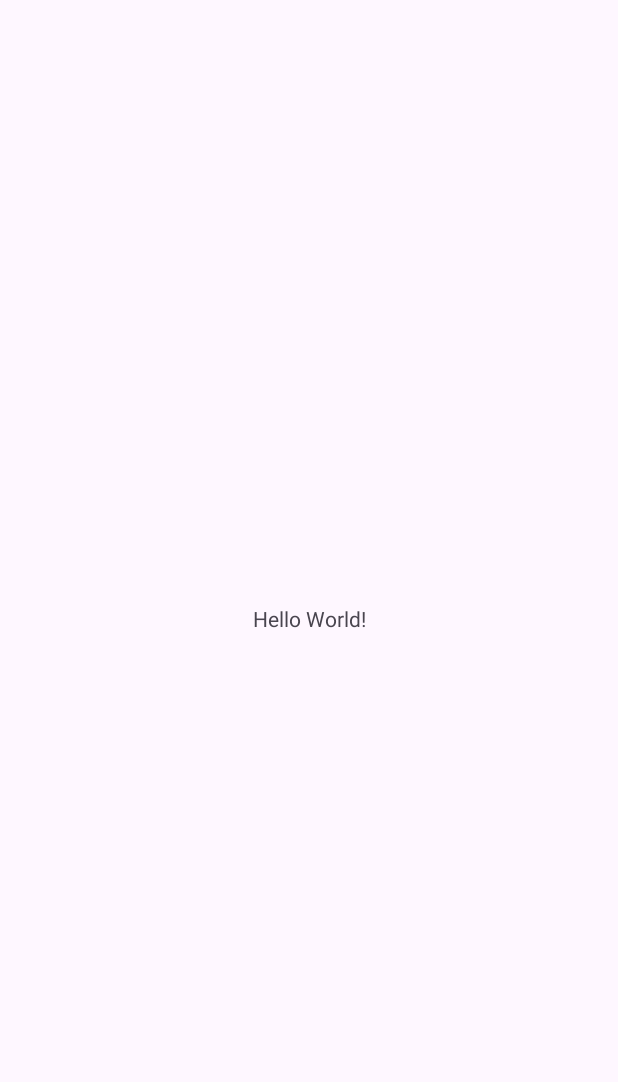
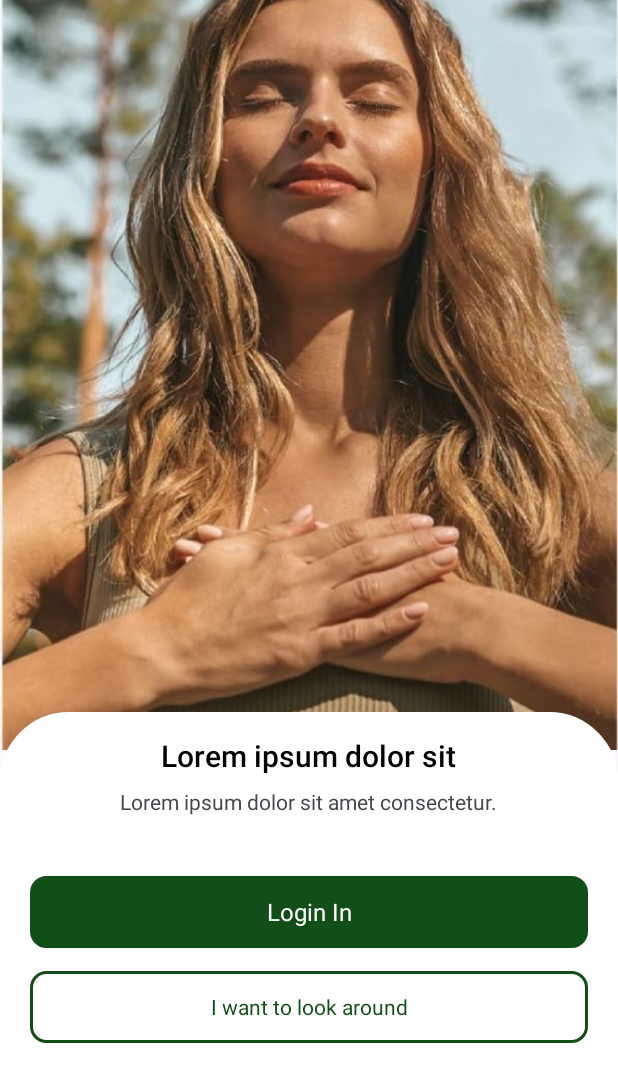
Before and after one commit to Naushad04/git_try, an Android app: the screen it shows after launch (MainActivity), on a phone screen of 412 x 824 dp. Before the commit the part shown is almost empty. Shown: the top 1082 px of the screen. Run offline under Robolectric (Android 15) with nearby library versions, the phone set to English and light mode, and no system bars.

Commit message:
make a login screen

```diff
--- /dev/null
+++ b/app/src/main/res/drawable/bottom_radius_shape.xml
@@ -0,0 +1,7 @@
+<?xml version="1.0" encoding="utf-8"?>
+<shape xmlns:android="http://schemas.android.com/apk/res/android">
+    <stroke android:color="@color/white" android:width="1dp"/>
+    <solid android:color="@color/white" />
+    <corners android:topLeftRadius="45dp"
+        android:topRightRadius="45dp"/>
+</shape>
--- /dev/null
+++ b/app/src/main/res/drawable/btn.xml
@@ -0,0 +1,5 @@
+<?xml version="1.0" encoding="utf-8"?>
+<shape xmlns:android="http://schemas.android.com/apk/res/android">
+    <stroke android:color="#124E17" android:width="2dp"/>
+    <corners android:radius="10dp"/>
+</shape>
--- a/app/src/main/res/layout/activity_main.xml
+++ b/app/src/main/res/layout/activity_main.xml
@@ -1,18 +1,69 @@
 <?xml version="1.0" encoding="utf-8"?>
-<androidx.constraintlayout.widget.ConstraintLayout xmlns:android="http://schemas.android.com/apk/res/android"
+<RelativeLayout xmlns:android="http://schemas.android.com/apk/res/android"
     xmlns:app="http://schemas.android.com/apk/res-auto"
     xmlns:tools="http://schemas.android.com/tools"
     android:layout_width="match_parent"
     android:layout_height="match_parent"
     tools:context=".MainActivity">
 
-    <TextView
-        android:layout_width="wrap_content"
-        android:layout_height="wrap_content"
-        android:text="Hello World!"
-        app:layout_constraintBottom_toBottomOf="parent"
-        app:layout_constraintEnd_toEndOf="parent"
-        app:layout_constraintStart_toStartOf="parent"
-        app:layout_constraintTop_toTopOf="parent" />
+    <ImageView
+        android:id="@+id/image"
+        android:layout_width="match_parent"
+        android:layout_height="500dp"
+        android:scaleType="centerCrop"
+        android:paddingTop="200dp"
+        android:src="@drawable/girl"/>
+    <RelativeLayout
+        android:layout_width="match_parent"
+        android:layout_height="match_parent"
+        android:layout_below="@id/image"
+        android:background="@drawable/bottom_radius_shape"
+        android:layout_marginTop="-25dp"
+        >
+        <TextView
+            android:id="@+id/title"
+            android:layout_width="wrap_content"
+            android:layout_height="wrap_content"
+            android:text="Lorem ipsum dolor sit"
+            android:textColor="@color/black"
+            android:textSize="20dp"
+            android:layout_centerHorizontal="true"
+            android:layout_marginTop="15dp"
+            android:fontFamily="sans-serif-medium"
+            android:textFontWeight="500"/>
+        <TextView
+            android:id="@+id/message"
+            android:layout_width="wrap_content"
+            android:layout_height="wrap_content"
+            android:text="Lorem ipsum dolor sit amet consectetur."
+            android:layout_below="@id/title"
+            android:layout_centerHorizontal="true"
+            android:layout_marginTop="7dp"/>
 
-</androidx.constraintlayout.widget.ConstraintLayout>
+        <androidx.appcompat.widget.AppCompatButton
+            android:id="@+id/log_btn"
+            android:layout_width="match_parent"
+            android:layout_height="wrap_content"
+            android:text="Login In"
+            android:background="@drawable/btn"
+            android:backgroundTint="#124E17"
+            android:layout_marginHorizontal="20dp"
+            android:textColor="@color/white"
+            style="@style/Base.Theme.Git"
+            android:textSize="16sp"
+            android:layout_below="@id/message"
+            android:layout_marginTop="40dp"/>
+
+        <androidx.appcompat.widget.AppCompatButton
+            android:layout_width="match_parent"
+            android:layout_height="wrap_content"
+            android:layout_marginHorizontal="20dp"
+            android:background="@drawable/btn"
+            android:text="I want to look around"
+            android:textColor="#124E17"
+            style="@style/Base.Theme.Git"
+            android:layout_below="@id/log_btn"
+            android:layout_marginTop="15dp"/>
+    </RelativeLayout>
+
+</RelativeLayout>
```
Also changed, not shown: app/src/main/res/drawable/girl.jpeg (added).
